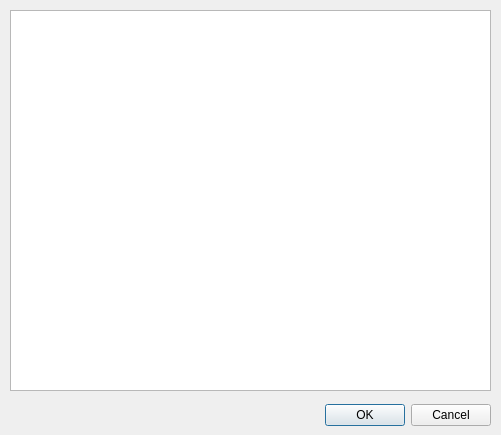
Old version of the form ui/gmstdialog.ui in the repository Open-CK/OpenCK.
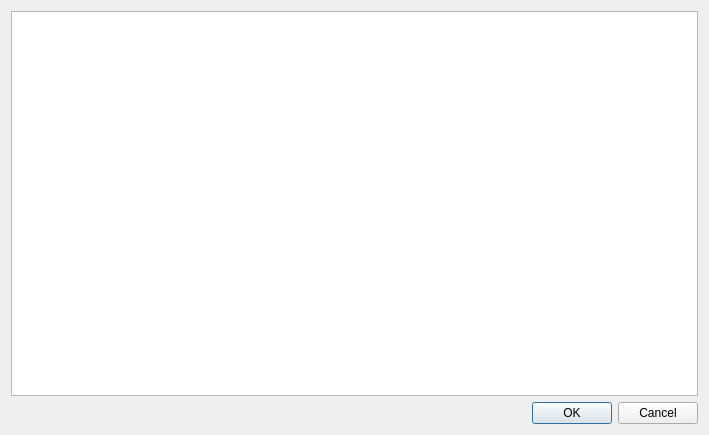
New version of the form.

Commit message: Add columns to GMST view

The edit to the form file:
```diff
--- a/ui/gmstdialog.ui
+++ b/ui/gmstdialog.ui
@@ -6,22 +6,19 @@
    <rect>
     <x>0</x>
     <y>0</y>
-    <width>501</width>
+    <width>709</width>
     <height>435</height>
    </rect>
   </property>
   <property name="windowTitle">
    <string>Game Settings</string>
   </property>
+  <layout class="QVBoxLayout" name="verticalLayout">
+   <item>
+    <widget class="QTableView" name="tableView"/>
+   </item>
+   <item>
   <widget class="QDialogButtonBox" name="buttonBox">
-   <property name="geometry">
-    <rect>
-     <x>320</x>
-     <y>400</y>
-     <width>171</width>
-     <height>31</height>
-    </rect>
-   </property>
    <property name="orientation">
     <enum>Qt::Horizontal</enum>
    </property>
@@ -29,16 +26,8 @@
     <set>QDialogButtonBox::Cancel|QDialogButtonBox::Ok</set>
    </property>
   </widget>
-  <widget class="QTableView" name="tableView">
-   <property name="geometry">
-    <rect>
-     <x>10</x>
-     <y>10</y>
-     <width>481</width>
-     <height>381</height>
-    </rect>
-   </property>
-  </widget>
+   </item>
+  </layout>
  </widget>
  <resources/>
  <connections>
```
Lines whose indentation alone changed are shown as unchanged. The commit also changes 11 other files.
